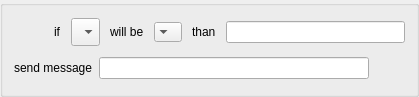
First picture: the form in Scenarios/scenariositembox.ui, repository SundaySW/PumpBenchController, before the edit.
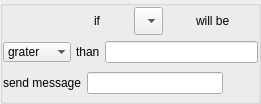
Second picture: the form after the edit. Icons and pictures are not drawn.

Diff of the .ui file:
```diff
--- a/Scenarios/scenariositembox.ui
+++ b/Scenarios/scenariositembox.ui
@@ -6,8 +6,8 @@
    <rect>
     <x>0</x>
     <y>0</y>
-    <width>419</width>
-    <height>90</height>
+    <width>261</width>
+    <height>104</height>
    </rect>
   </property>
   <property name="sizePolicy">
@@ -20,10 +20,25 @@
    <string>GroupBox</string>
   </property>
   <layout class="QVBoxLayout" name="verticalLayout">
+   <property name="spacing">
+    <number>5</number>
+   </property>
+   <property name="leftMargin">
+    <number>0</number>
+   </property>
+   <property name="topMargin">
+    <number>0</number>
+   </property>
+   <property name="rightMargin">
+    <number>0</number>
+   </property>
+   <property name="bottomMargin">
+    <number>0</number>
+   </property>
    <item>
     <layout class="QHBoxLayout" name="horizontalLayout_2">
      <property name="spacing">
-      <number>10</number>
+      <number>5</number>
      </property>
      <property name="leftMargin">
       <number>0</number>
@@ -65,6 +80,9 @@
          <height>30</height>
         </size>
        </property>
+       <property name="checkable">
+        <bool>true</bool>
+       </property>
        <property name="flat">
         <bool>true</bool>
        </property>
@@ -73,7 +91,7 @@
      <item>
       <widget class="QLabel" name="label">
        <property name="sizePolicy">
-        <sizepolicy hsizetype="Preferred" vsizetype="Fixed">
+        <sizepolicy hsizetype="Fixed" vsizetype="Fixed">
          <horstretch>0</horstretch>
          <verstretch>0</verstretch>
         </sizepolicy>
@@ -86,7 +104,7 @@
      <item>
       <widget class="QComboBox" name="viewItem_comboBox">
        <property name="sizePolicy">
-        <sizepolicy hsizetype="Preferred" vsizetype="Fixed">
+        <sizepolicy hsizetype="Fixed" vsizetype="Fixed">
          <horstretch>0</horstretch>
          <verstretch>0</verstretch>
         </sizepolicy>
@@ -105,7 +123,7 @@
      <item>
       <widget class="QLabel" name="label_2">
        <property name="sizePolicy">
-        <sizepolicy hsizetype="Preferred" vsizetype="Fixed">
+        <sizepolicy hsizetype="Fixed" vsizetype="Fixed">
          <horstretch>0</horstretch>
          <verstretch>0</verstretch>
         </sizepolicy>
@@ -115,28 +133,23 @@
        </property>
       </widget>
      </item>
+    </layout>
+   </item>
+   <item>
+    <layout class="QHBoxLayout" name="horizontalLayout_3">
      <item>
       <widget class="QComboBox" name="comparison_comboBox">
        <property name="sizePolicy">
-        <sizepolicy hsizetype="Preferred" vsizetype="Fixed">
+        <sizepolicy hsizetype="Fixed" vsizetype="Fixed">
          <horstretch>0</horstretch>
          <verstretch>0</verstretch>
         </sizepolicy>
        </property>
-       <property name="maximumSize">
-        <size>
-         <width>40</width>
-         <height>16777215</height>
-        </size>
-       </property>
-       <property name="layoutDirection">
-        <enum>Qt::RightToLeft</enum>
-       </property>
        <property name="autoFillBackground">
         <bool>true</bool>
        </property>
        <property name="currentText">
-        <string notr="true"/>
+        <string notr="true">grater</string>
        </property>
        <property name="insertPolicy">
         <enum>QComboBox::InsertAtTop</enum>
@@ -155,7 +168,7 @@
        </property>
        <item>
         <property name="text">
-         <string notr="true"/>
+         <string notr="true">grater</string>
         </property>
         <property name="icon">
          <iconset resource="../Resources/files.qrc">
@@ -164,7 +177,7 @@
        </item>
        <item>
         <property name="text">
-         <string/>
+         <string>smaller</string>
         </property>
         <property name="icon">
          <iconset resource="../Resources/files.qrc">
@@ -173,7 +186,7 @@
        </item>
        <item>
         <property name="text">
-         <string/>
+         <string>equal</string>
         </property>
         <property name="icon">
          <iconset resource="../Resources/files.qrc">
@@ -185,7 +198,7 @@
      <item>
       <widget class="QLabel" name="label_3">
        <property name="sizePolicy">
-        <sizepolicy hsizetype="Preferred" vsizetype="Fixed">
+        <sizepolicy hsizetype="Fixed" vsizetype="Fixed">
          <horstretch>0</horstretch>
          <verstretch>0</verstretch>
         </sizepolicy>
@@ -193,19 +206,32 @@
        <property name="text">
         <string>than</string>
        </property>
+       <property name="margin">
+        <number>5</number>
+       </property>
       </widget>
      </item>
      <item>
-      <widget class="QLineEdit" name="targetValue_lineEdit"/>
+      <widget class="QLineEdit" name="targetValue_lineEdit">
+       <property name="sizePolicy">
+        <sizepolicy hsizetype="Preferred" vsizetype="Fixed">
+         <horstretch>0</horstretch>
+         <verstretch>0</verstretch>
+        </sizepolicy>
+       </property>
+      </widget>
      </item>
     </layout>
    </item>
    <item>
     <layout class="QHBoxLayout" name="horizontalLayout">
+     <property name="spacing">
+      <number>5</number>
+     </property>
      <item>
       <widget class="QLabel" name="label_4">
        <property name="sizePolicy">
-        <sizepolicy hsizetype="Preferred" vsizetype="Fixed">
+        <sizepolicy hsizetype="Fixed" vsizetype="Fixed">
          <horstretch>0</horstretch>
          <verstretch>0</verstretch>
         </sizepolicy>
@@ -213,10 +239,20 @@
        <property name="text">
         <string>send message</string>
        </property>
+       <property name="margin">
+        <number>5</number>
+       </property>
       </widget>
      </item>
      <item>
-      <widget class="QLineEdit" name="msg_lineEdit"/>
+      <widget class="QLineEdit" name="msg_lineEdit">
+       <property name="sizePolicy">
+        <sizepolicy hsizetype="Preferred" vsizetype="Fixed">
+         <horstretch>0</horstretch>
+         <verstretch>0</verstretch>
+        </sizepolicy>
+       </property>
+      </widget>
      </item>
      <item>
       <widget class="QPushButton" name="remove_pushButton">
```
